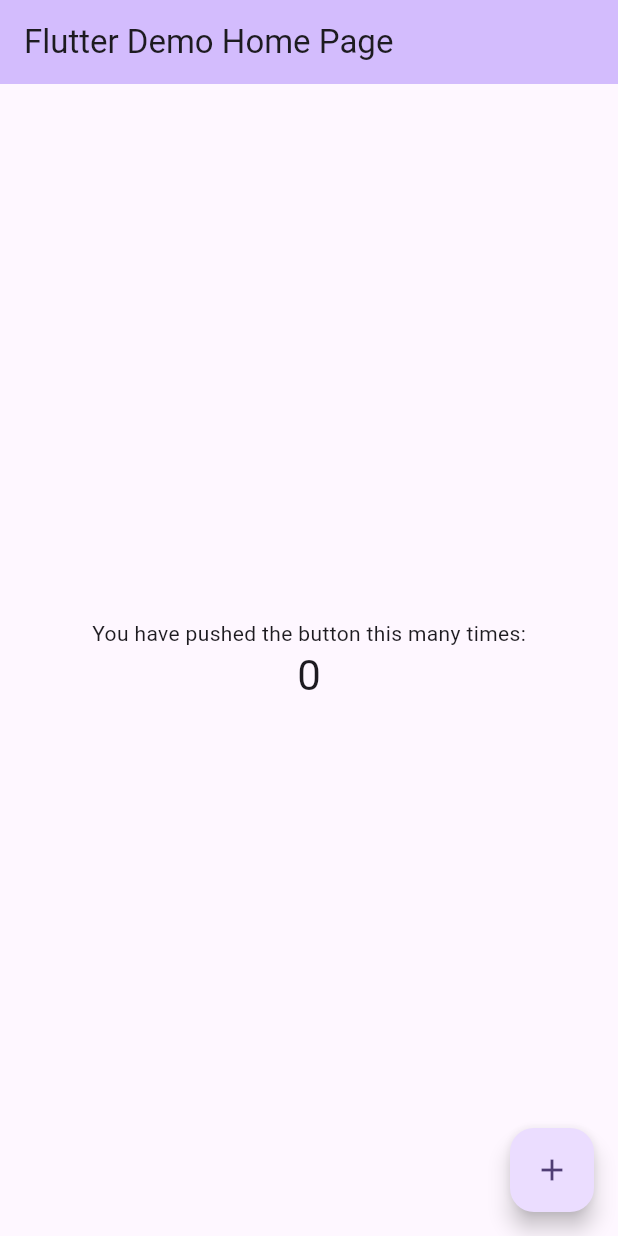
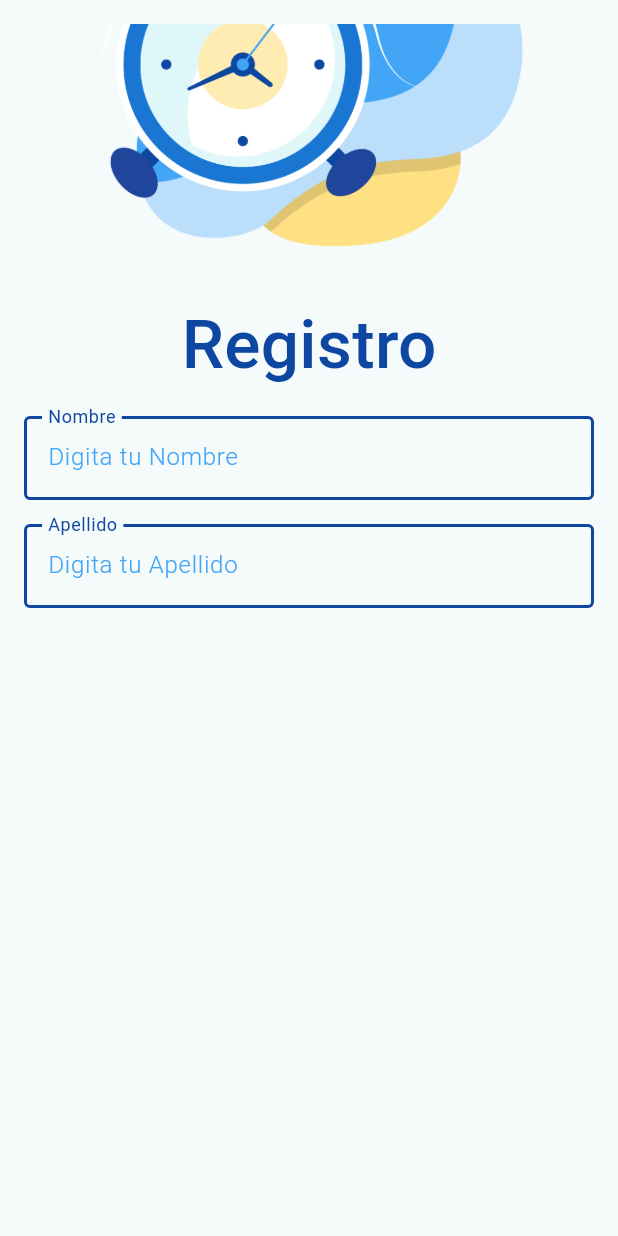
Before and after one commit to ValentinaRozo/sincronia, a Flutter app: the screen it shows after launch, on a phone screen of 412 x 824 dp. Run offline on Flutter 3.47's test engine with Material 3 defaults, Android fonts, the phone set to English and light mode, and no system bars.

Commit message:
text field widget

```diff
--- a/lib/main.dart
+++ b/lib/main.dart
@@ -1,4 +1,5 @@
 import 'package:flutter/material.dart';
+import 'views/pantalla_registro.dart';
 
 void main() {
   runApp(const MyApp());
@@ -6,120 +7,15 @@ void main() {
 
 class MyApp extends StatelessWidget {
   const MyApp({super.key});
-
-  // This widget is the root of your application.
   @override
   Widget build(BuildContext context) {
     return MaterialApp(
-      title: 'Flutter Demo',
+      title: 'SincronIA',
       theme: ThemeData(
-        // This is the theme of your application.
-        //
-        // TRY THIS: Try running your application with "flutter run". You'll see
-        // the application has a purple toolbar. Then, without quitting the app,
-        // try changing the seedColor in the colorScheme below to Colors.green
-        // and then invoke "hot reload" (save your changes or press the "hot
-        // reload" button in a Flutter-supported IDE, or press "r" if you used
-        // the command line to start the app).
-        //
-        // Notice that the counter didn't reset back to zero; the application
-        // state is not lost during the reload. To reset the state, use hot
-        // restart instead.
-        //
-        // This works for code too, not just values: Most code changes can be
-        // tested with just a hot reload.
-        colorScheme: ColorScheme.fromSeed(seedColor: Colors.deepPurple),
+        colorScheme: ColorScheme.fromSeed(seedColor: const Color.fromARGB(255, 255, 255, 255)),
         useMaterial3: true,
       ),
-      home: const MyHomePage(title: 'Flutter Demo Home Page'),
+      home: const PantallaRegistro(),
     );
   }
 }
-
-class MyHomePage extends StatefulWidget {
-  const MyHomePage({super.key, required this.title});
-
-  // This widget is the home page of your application. It is stateful, meaning
-  // that it has a State object (defined below) that contains fields that affect
-  // how it looks.
-
-  // This class is the configuration for the state. It holds the values (in this
-  // case the title) provided by the parent (in this case the App widget) and
-  // used by the build method of the State. Fields in a Widget subclass are
-  // always marked "final".
-
-  final String title;
-
-  @override
-  State<MyHomePage> createState() => _MyHomePageState();
-}
-
-class _MyHomePageState extends State<MyHomePage> {
-  int _counter = 0;
-
-  void _incrementCounter() {
-    setState(() {
-      // This call to setState tells the Flutter framework that something has
-      // changed in this State, which causes it to rerun the build method below
-      // so that the display can reflect the updated values. If we changed
-      // _counter without calling setState(), then the build method would not be
-      // called again, and so nothing would appear to happen.
-      _counter++;
-    });
-  }
-
-  @override
-  Widget build(BuildContext context) {
-    // This method is rerun every time setState is called, for instance as done
-    // by the _incrementCounter method above.
-    //
-    // The Flutter framework has been optimized to make rerunning build methods
-    // fast, so that you can just rebuild anything that needs updating rather
-    // than having to individually change instances of widgets.
-    return Scaffold(
-      appBar: AppBar(
-        // TRY THIS: Try changing the color here to a specific color (to
-        // Colors.amber, perhaps?) and trigger a hot reload to see the AppBar
-        // change color while the other colors stay the same.
-        backgroundColor: Theme.of(context).colorScheme.inversePrimary,
-        // Here we take the value from the MyHomePage object that was created by
-        // the App.build method, and use it to set our appbar title.
-        title: Text(widget.title),
-      ),
-      body: Center(
-        // Center is a layout widget. It takes a single child and positions it
-        // in the middle of the parent.
-        child: Column(
-          // Column is also a layout widget. It takes a list of children and
-          // arranges them vertically. By default, it sizes itself to fit its
-          // children horizontally, and tries to be as tall as its parent.
-          //
-          // Column has various properties to control how it sizes itself and
-          // how it positions its children. Here we use mainAxisAlignment to
-          // center the children vertically; the main axis here is the vertical
-          // axis because Columns are vertical (the cross axis would be
-          // horizontal).
-          //
-          // TRY THIS: Invoke "debug painting" (choose the "Toggle Debug Paint"
-          // action in the IDE, or press "p" in the console), to see the
-          // wireframe for each widget.
-          mainAxisAlignment: MainAxisAlignment.center,
-          children: <Widget>[
-            const Text(
-              'You have pushed the button this many times:',
-            ),
-            Text(
-              '$_counter',
-              style: Theme.of(context).textTheme.headlineMedium,
-            ),
-          ],
-        ),
-      ),
-      floatingActionButton: FloatingActionButton(
-        onPressed: _incrementCounter,
-        tooltip: 'Increment',
-        child: const Icon(Icons.add),
-      ), // This trailing comma makes auto-formatting nicer for build methods.
-    );
-  }
-}
--- /dev/null
+++ b/lib/views/pantalla_registro.dart
@@ -0,0 +1,48 @@
+import 'package:flutter/material.dart';
+import 'package:sincronia/widgets/text_field.dart';
+
+class PantallaRegistro extends StatelessWidget {
+  const PantallaRegistro({super.key});
+
+  @override
+  Widget build(BuildContext context) {
+    final size = MediaQuery.of(context).size;
+
+    return Scaffold(
+      body: Padding(
+        padding: const EdgeInsets.all(16.0),
+        child: Column(
+          crossAxisAlignment: CrossAxisAlignment.center,
+          children: [
+            Center(
+              child: Image.asset(
+                'assets/reloj_SincronIA.png',
+                height: size.height * 0.2,
+              ),
+            ),
+            SizedBox(height: size.height * 0.02),
+            const Text(
+              'Registro',
+              style: TextStyle(
+                fontSize: 45,
+                fontWeight: FontWeight.w500,
+                color: Color(0xFF0D47A1),
+                fontFamily: 'Roboto',
+              ),
+            ),
+            const SizedBox(height: 16),
+            const CustomTextField(
+              labelText: 'Nombre',
+              hintText: 'Digita tu Nombre',
+            ),
+            const SizedBox(height: 16),
+            const CustomTextField(
+              labelText: 'Apellido',
+              hintText: 'Digita tu Apellido',
+            ),
+          ],
+        ),
+      ),
+    );
+  }
+}
--- /dev/null
+++ b/lib/widgets/text_field.dart
@@ -0,0 +1,70 @@
+import 'package:flutter/material.dart';
+
+class CustomTextField extends StatefulWidget {
+  final String labelText;
+  final String hintText;
+
+  const CustomTextField({
+    Key? key,
+    required this.labelText,
+    required this.hintText,
+  }) : super(key: key);
+
+  @override
+  _CustomTextFieldState createState() => _CustomTextFieldState();
+}
+
+class _CustomTextFieldState extends State<CustomTextField> {
+  bool _isFocused = false;
+
+  @override
+  Widget build(BuildContext context) {
+    return Focus(
+      onFocusChange: (hasFocus) {
+        setState(() {
+          _isFocused = hasFocus;
+        });
+      },
+      child: TextFormField(
+        decoration: InputDecoration(
+          labelText: widget.labelText,
+          labelStyle: const TextStyle(
+            color: Color(0xFF0D47A1),
+            fontWeight: FontWeight.normal,
+            fontFamily: 'Roboto',
+          ),
+          hintText: _isFocused ? null : widget.hintText,
+          hintStyle: const TextStyle(
+            color: Color(0xFF42A5F5),
+            fontWeight: FontWeight.w300,
+            fontFamily: 'Roboto',
+          ),
+          helperText: _isFocused ? widget.hintText : null,
+          helperStyle: const TextStyle(
+            color: Color(0xFF42A5F5),
+            fontFamily: 'Roboto',
+          ),
+          floatingLabelBehavior: FloatingLabelBehavior.always,
+          border: const OutlineInputBorder(
+            borderSide: BorderSide(
+              color: Color(0xFF0D47A1),
+              width: 2.0,
+            ),
+          ),
+          enabledBorder: const OutlineInputBorder(
+            borderSide: BorderSide(
+              color: Color(0xFF0D47A1),
+              width: 2.0,
+            ),
+          ),
+          focusedBorder: const OutlineInputBorder(
+            borderSide: BorderSide(
+              color: Color(0xFF0D47A1),
+              width: 2.0,
+            ),
+          ),
+        ),
+      ),
+    );
+  }
+}
--- a/pubspec.yaml
+++ b/pubspec.yaml
@@ -52,6 +52,9 @@ dev_dependencies:
 
 # The following section is specific to Flutter packages.
 flutter:
+  assets:
+    - assets/
+
 
   # The following line ensures that the Material Icons font is
   # included with your application, so that you can use the icons in
```
Also changed, not shown: assets/reloj_SincronIA.png (added).
